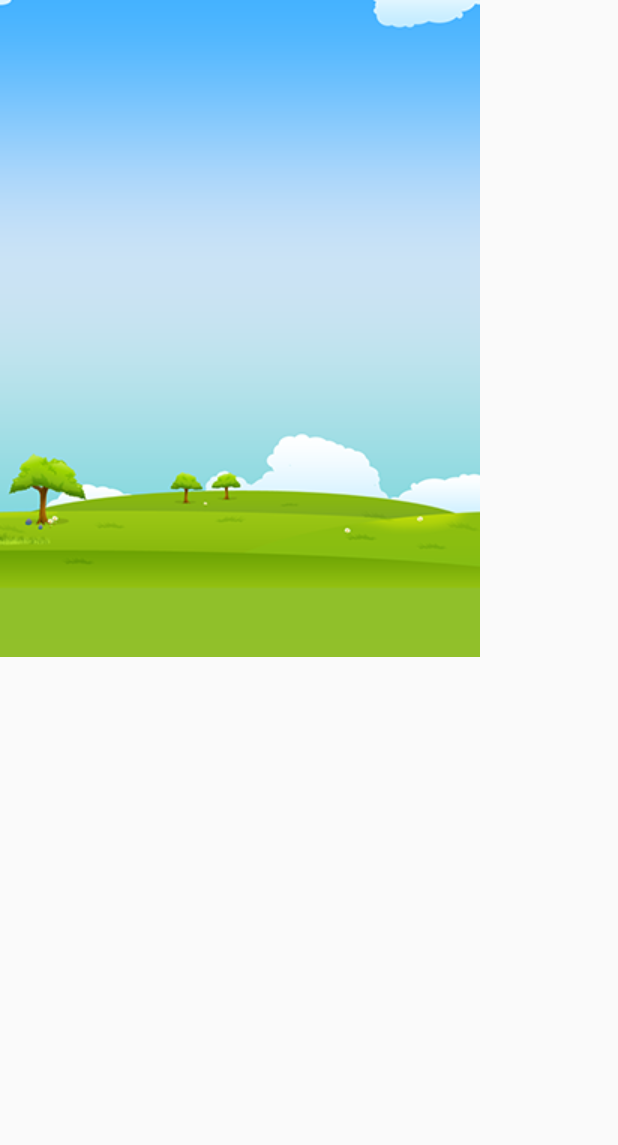
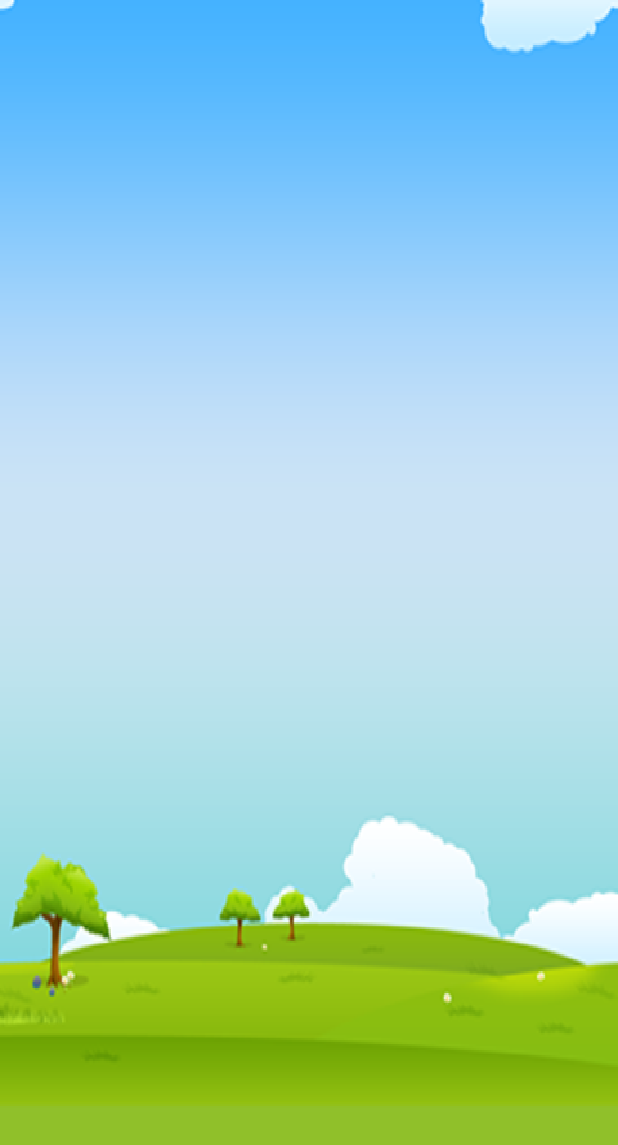
Before and after one commit to alessanderleite/PlaneShooter, an Android app: the StartGame screen opened directly, with no data from a screen before it, on a phone screen of 412 x 824 dp. Shown: the top 1145 px of the screen. Run offline under Robolectric (Android 15) with nearby library versions, the phone set to English and light mode, and no system bars.

Commit message:
Declare the objects Rect, Display and Point inside GameView to ajust the background image in the screen

```diff
--- a/app/src/main/java/br/com/alessanderleite/planeshooter/GameView.java
+++ b/app/src/main/java/br/com/alessanderleite/planeshooter/GameView.java
@@ -1,24 +1,37 @@
 package br.com.alessanderleite.planeshooter;
 
+import android.app.Activity;
 import android.content.Context;
 import android.graphics.Bitmap;
 import android.graphics.BitmapFactory;
 import android.graphics.Canvas;
+import android.graphics.Point;
+import android.graphics.Rect;
+import android.view.Display;
 import android.view.View;
 
 public class GameView extends View {
 
     Bitmap background;
+    Rect rect;
+    int dWidth, dHeight;
 
     public GameView(Context context) {
         super(context);
         background = BitmapFactory.decodeResource(getResources(), R.drawable.background);
+        Display display = ((Activity)getContext()).getWindowManager().getDefaultDisplay();
+        Point size = new Point();
+        display.getSize(size);
+        dWidth = size.x;
+        dHeight = size.y;
+        rect = new Rect(0,0,dWidth,dHeight);
     }
 
     @Override
     protected void onDraw(Canvas canvas) {
         super.onDraw(canvas);
         canvas.drawBitmap(background,0,0,null);
+        canvas.drawBitmap(background,null,rect,null);
 
     }
 }
```
